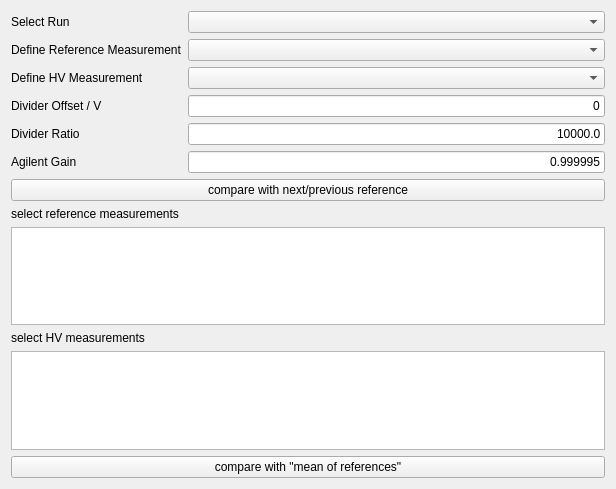
First picture: the form in PolliFit/source/Gui/Ui_Alive.ui, repository lasersphere/Tilda, before the edit.
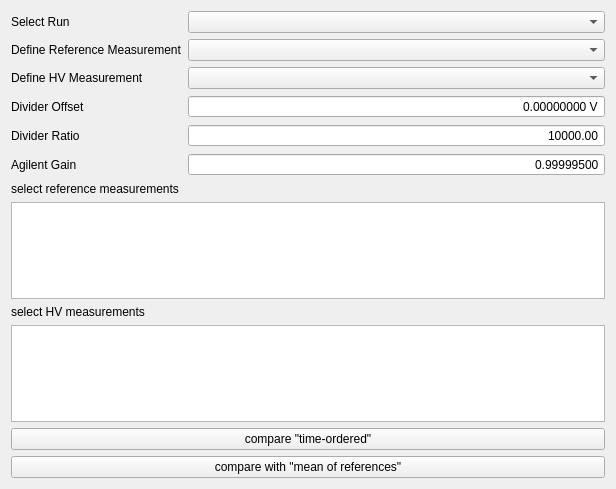
Second picture: the form after the edit.

```diff
--- a/PolliFit/source/Gui/Ui_Alive.ui
+++ b/PolliFit/source/Gui/Ui_Alive.ui
@@ -49,17 +49,7 @@
      <item row="3" column="0">
       <widget class="QLabel" name="label">
        <property name="text">
-        <string>Divider Offset / V</string>
-       </property>
-      </widget>
-     </item>
-     <item row="3" column="1">
-      <widget class="QLineEdit" name="lDivOffset">
-       <property name="text">
-        <string>0</string>
-       </property>
-       <property name="alignment">
-        <set>Qt::AlignRight|Qt::AlignTrailing|Qt::AlignVCenter</set>
+        <string>Divider Offset</string>
        </property>
       </widget>
      </item>
@@ -70,16 +60,6 @@
        </property>
       </widget>
      </item>
-     <item row="4" column="1">
-      <widget class="QLineEdit" name="lDivRatio">
-       <property name="text">
-        <string>10000.0</string>
-       </property>
-       <property name="alignment">
-        <set>Qt::AlignRight|Qt::AlignTrailing|Qt::AlignVCenter</set>
-       </property>
-      </widget>
-     </item>
      <item row="5" column="0">
       <widget class="QLabel" name="label_4">
        <property name="text">
@@ -87,25 +67,86 @@
        </property>
       </widget>
      </item>
+     <item row="3" column="1">
+      <widget class="QDoubleSpinBox" name="lDivOffset">
+       <property name="locale">
+        <locale language="English" country="UnitedStates"/>
+       </property>
+       <property name="alignment">
+        <set>Qt::AlignRight|Qt::AlignTrailing|Qt::AlignVCenter</set>
+       </property>
+       <property name="buttonSymbols">
+        <enum>QAbstractSpinBox::NoButtons</enum>
+       </property>
+       <property name="correctionMode">
+        <enum>QAbstractSpinBox::CorrectToNearestValue</enum>
+       </property>
+       <property name="suffix">
+        <string> V</string>
+       </property>
+       <property name="decimals">
+        <number>8</number>
+       </property>
+      </widget>
+     </item>
+     <item row="4" column="1">
+      <widget class="QDoubleSpinBox" name="lDivRatio">
+       <property name="locale">
+        <locale language="English" country="UnitedStates"/>
+       </property>
+       <property name="alignment">
+        <set>Qt::AlignRight|Qt::AlignTrailing|Qt::AlignVCenter</set>
+       </property>
+       <property name="buttonSymbols">
+        <enum>QAbstractSpinBox::NoButtons</enum>
+       </property>
+       <property name="correctionMode">
+        <enum>QAbstractSpinBox::CorrectToNearestValue</enum>
+       </property>
+       <property name="minimum">
+        <double>-99999999.000000000000000</double>
+       </property>
+       <property name="maximum">
+        <double>99999999.000000000000000</double>
+       </property>
+       <property name="value">
+        <double>10000.000000000000000</double>
+       </property>
+      </widget>
+     </item>
      <item row="5" column="1">
-      <widget class="QLineEdit" name="lAgiGain">
-       <property name="text">
-        <string>0.999995</string>
+      <widget class="QDoubleSpinBox" name="lAgiGain">
+       <property name="locale">
+        <locale language="English" country="UnitedStates"/>
        </property>
        <property name="alignment">
         <set>Qt::AlignRight|Qt::AlignTrailing|Qt::AlignVCenter</set>
        </property>
+       <property name="buttonSymbols">
+        <enum>QAbstractSpinBox::NoButtons</enum>
+       </property>
+       <property name="correctionMode">
+        <enum>QAbstractSpinBox::CorrectToNearestValue</enum>
+       </property>
+       <property name="decimals">
+        <number>8</number>
+       </property>
+       <property name="minimum">
+        <double>-99999999.000000000000000</double>
+       </property>
+       <property name="maximum">
+        <double>99999999.000000000000000</double>
+       </property>
+       <property name="singleStep">
+        <double>0.000000000000000</double>
+       </property>
+       <property name="value">
+        <double>0.999995000000000</double>
+       </property>
       </widget>
      </item>
     </layout>
    </item>
-   <item>
-    <widget class="QPushButton" name="pB_compareAuto">
-     <property name="text">
-      <string>compare with next/previous reference</string>
-     </property>
-    </widget>
-   </item>
    <item>
     <widget class="QLabel" name="label_8">
      <property name="text">
@@ -134,6 +175,13 @@
      </property>
     </widget>
    </item>
+   <item>
+    <widget class="QPushButton" name="pB_compareAuto">
+     <property name="text">
+      <string>compare &quot;time-ordered&quot;</string>
+     </property>
+    </widget>
+   </item>
    <item>
     <widget class="QPushButton" name="pB_compareIndividual">
      <property name="text">
```
